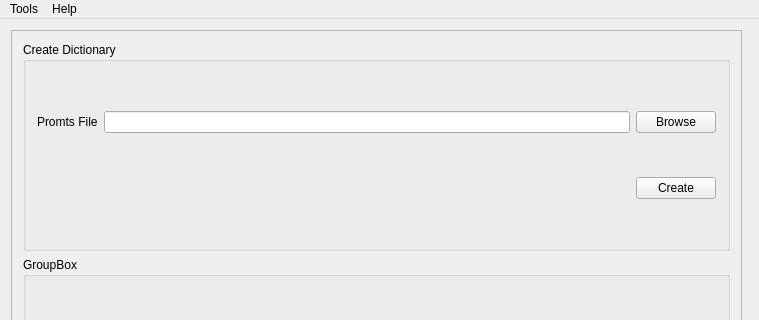
The window that apps/speechrecognition/speechrecognition.ui (levanhong05/VietnameseSpeechRecognition) describes before a commit, drawn with Qt 5; both pictures show x 0 to 759 and y 0 to 320 of the 759 by 488 pixel window.
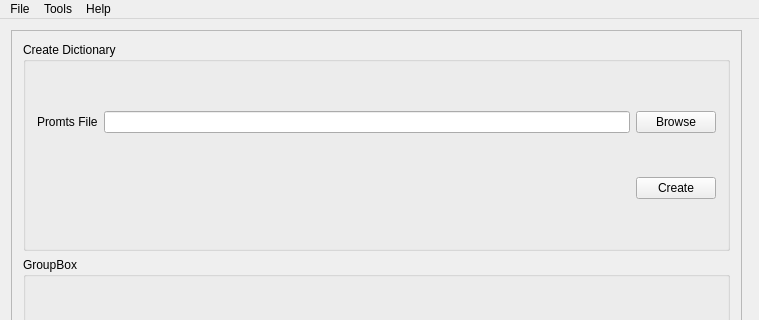
The same window after the commit. Icons and pictures are not drawn.

Diff of the .ui file:
```diff
--- a/apps/speechrecognition/speechrecognition.ui
+++ b/apps/speechrecognition/speechrecognition.ui
@@ -111,6 +111,13 @@
     </property>
     <addaction name="actionAbout"/>
    </widget>
+   <widget class="QMenu" name="menuFile">
+    <property name="title">
+     <string>File</string>
+    </property>
+    <addaction name="actionQuit"/>
+   </widget>
+   <addaction name="menuFile"/>
    <addaction name="menuTools"/>
    <addaction name="menuHelp"/>
   </widget>
```
Left out of the diff: 13 changed lines with no effect on the pictures.
